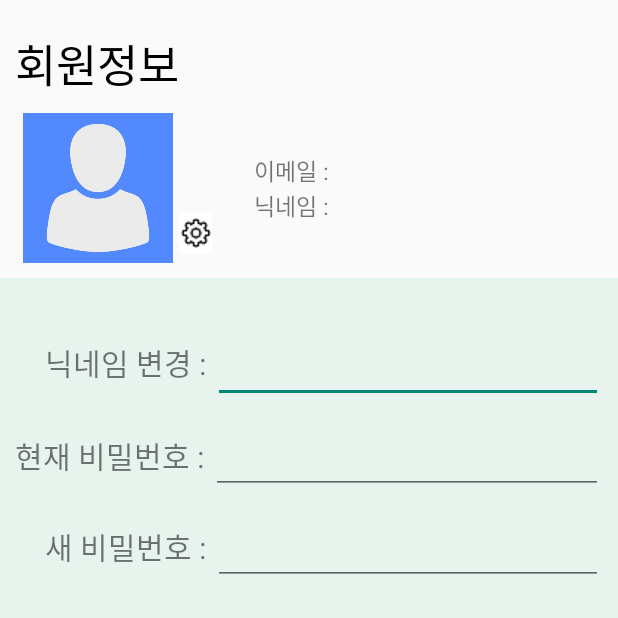
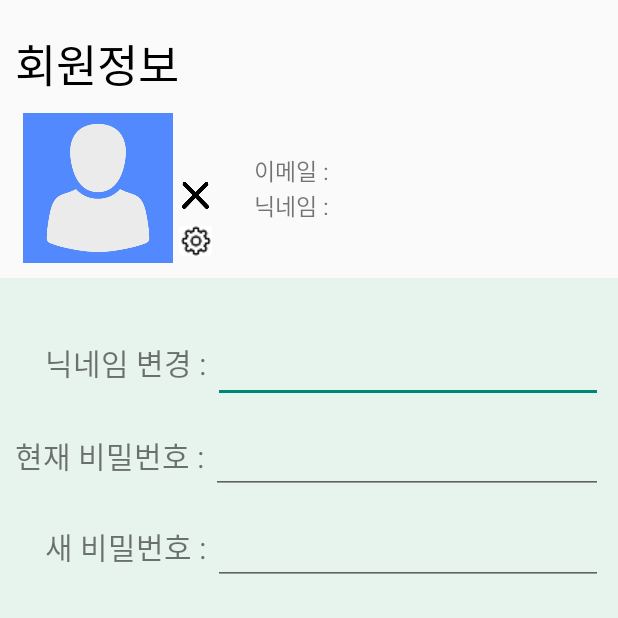
Before and after one commit to yeeyoung20/capstone, an Android app: the MyInfoChange screen opened directly, with no data from a screen before it, on a phone screen of 412 x 824 dp, the top half of it. Run offline under Robolectric (Android 15) with nearby library versions, the phone set to English and light mode, and no system bars; our stand-ins replace Firebase (no records; nobody signed in at launch, a user with empty details on screens opened directly); pictures from the network do not load.

Commit message:
프로필 이미지 출력 추가 이미지 삭제 버튼만 추가

```diff
--- a/app/src/main/java/com/example/ecoproject_android/MainActivityMorepage.kt
+++ b/app/src/main/java/com/example/ecoproject_android/MainActivityMorepage.kt
@@ -47,6 +47,7 @@ class MainActivityMorepage : AppCompatActivity() {
         }
         //로그인 돼있으면 '로그아웃하기'로 텍스트 변경/기능 구현
         //로그아웃 돼있으면 '로그인하기'로 텍스트 변경/기능 구현
+
         val user = Firebase.auth.currentUser
         val builder = AlertDialog.Builder(this)
 
--- a/app/src/main/res/layout/activity_main.xml
+++ b/app/src/main/res/layout/activity_main.xml
@@ -282,7 +282,7 @@
                     android:layout_height="wrap_content"
                     android:fontFamily="@font/nixgonfonts_b__2"
                     android:textColor="@color/black"
-                    android:text="오늘의 아나바다"
+                    android:text="오늘의 옷 나눔"
                     android:textSize="25dp"
                     android:layout_marginLeft="10dp"/>
             </LinearLayout>
--- a/app/src/main/res/layout/activity_my_info_change.xml
+++ b/app/src/main/res/layout/activity_my_info_change.xml
@@ -19,6 +19,7 @@
         android:layout_width="match_parent"
         android:layout_height="wrap_content" />
 
+
     <LinearLayout
         android:paddingRight="10dp"
         android:layout_width="match_parent"
@@ -30,13 +31,26 @@
             android:src="@drawable/user"
             android:layout_width="100dp"
             android:layout_height="100dp"/>
-        <ImageButton
-            android:id="@+id/changeimg"
-            android:src="@drawable/changeimg"
-            android:backgroundTint="#fff"
-            android:layout_gravity="bottom"
-            android:layout_width="30dp"
-            android:layout_height="wrap_content" />
+        <LinearLayout
+            android:layout_width="wrap_content"
+            android:layout_height="match_parent"
+            android:orientation="vertical"
+            android:gravity="bottom">
+            <Button
+                android:id="@+id/imgdel"
+                android:layout_width="18dp"
+                android:layout_height="18dp"
+                android:layout_margin="6dp"
+                android:background="@drawable/xicon"
+                />
+            <ImageButton
+                android:id="@+id/changeimg"
+                android:src="@drawable/changeimg"
+                android:backgroundTint="#fff"
+                android:layout_width="30dp"
+                android:layout_height="30dp" />
+        </LinearLayout>
+
         <LinearLayout
             android:layout_gravity="center"
             android:orientation="vertical"
--- a/app/src/main/res/layout/activity_mypost.xml
+++ b/app/src/main/res/layout/activity_mypost.xml
@@ -36,7 +36,7 @@
             android:layout_height="0dp"
             android:layout_weight="1" />
         <ImageView
-            android:id="@+id/user"
+            android:id="@+id/userimg"
             android:layout_marginTop="20dp"
             android:layout_marginRight="30dp"
             android:src="@drawable/user"
```
Also changed, not shown: app/src/main/java/com/example/ecoproject_android/mypost.kt (+41 -1 lines).
